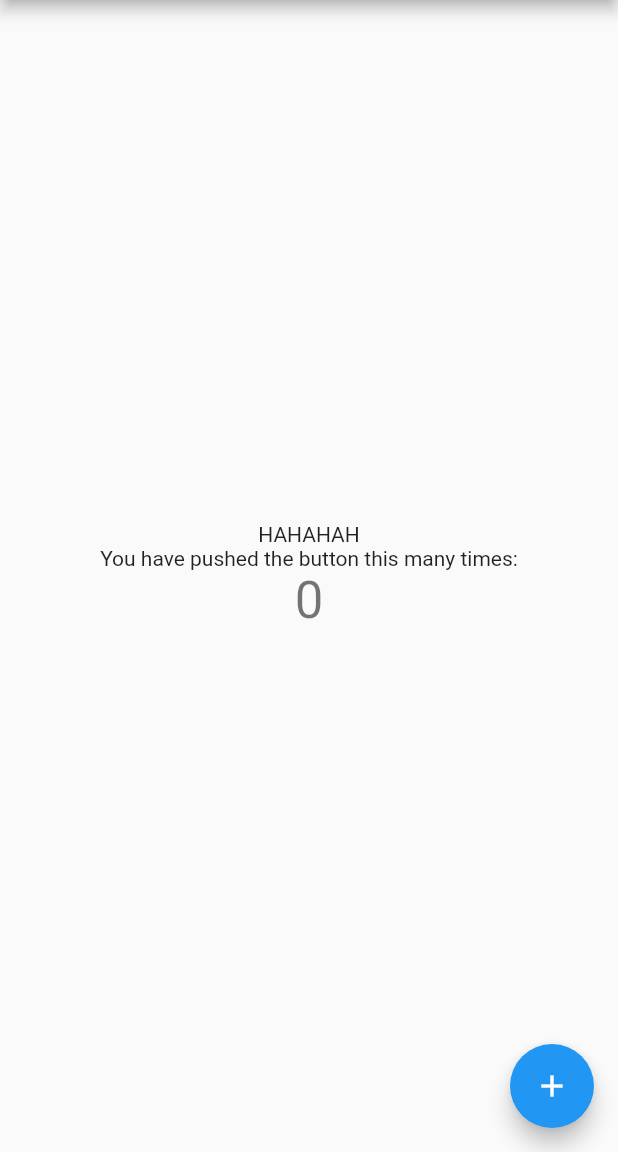
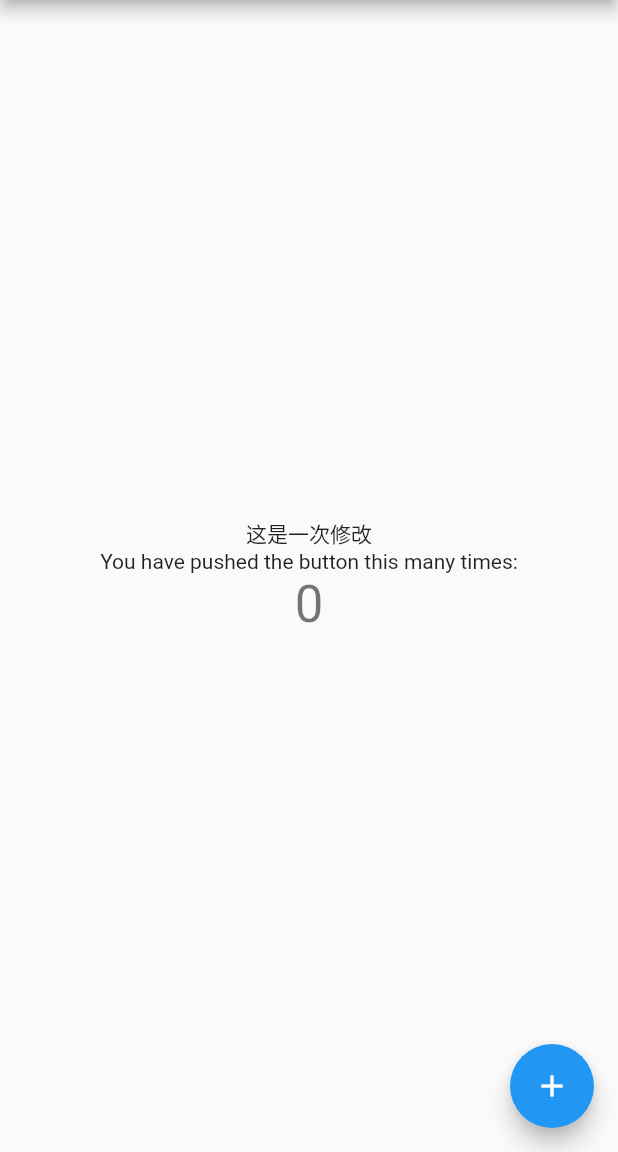
Before and after one commit to AKA-LinCoder/flutter_git_test, a Flutter app: the screen it shows after launch, on a phone screen of 412 x 824 dp, the part 84-1236 px from its top. Run offline on Flutter 3.47's test engine with Material 2 defaults, Android fonts, the phone set to English and light mode, and no system bars.

Commit message:
这是第二台电脑的修改

```diff
--- a/lib/main.dart
+++ b/lib/main.dart
@@ -95,7 +95,7 @@ class _MyHomePageState extends State<MyHomePage> {
           // horizontal).
           mainAxisAlignment: MainAxisAlignment.center,
           children: <Widget>[
-            Text("HAHAHAH"),
+            Text("这是一次修改"),
             const Text(
               'You have pushed the button this many times:',
             ),
```
